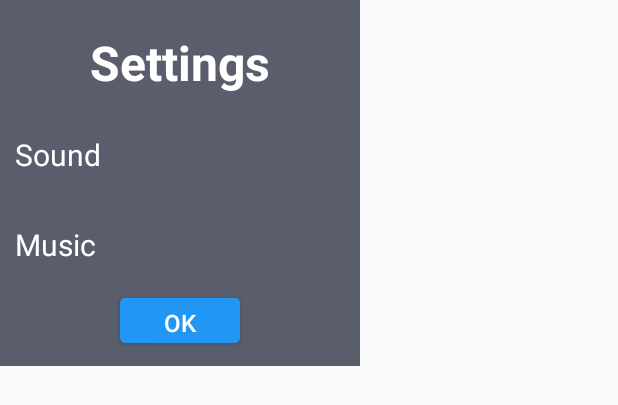
After one commit to cpxiao/Hexagon, an Android app: the layout dialog_settings.xml on its own in the app's theme, with its tools: preview values and no code run, on a phone screen of 412 x 824 dp. The commit adds this screen. Shown: the top 405 px of the screen. Run offline under Robolectric (Android 15) with nearby library versions, the phone set to English and light mode, and no system bars; network calls fail.

Commit message:
gp上架2.5.1（251）

```diff
--- a/app/src/main/res/layout/activity_settings.xml
+++ b/app/src/main/res/layout/activity_settings.xml
@@ -3,7 +3,7 @@
     xmlns:android="http://schemas.android.com/apk/res/android"
     android:layout_width="match_parent"
     android:layout_height="match_parent"
-    android:background="#3e4038"
+    android:background="@color/color_settings_bg"
     android:gravity="center_horizontal"
     android:orientation="vertical">
 
--- /dev/null
+++ b/app/src/main/res/layout/dialog_settings.xml
@@ -0,0 +1,109 @@
+<?xml version="1.0" encoding="utf-8"?>
+<LinearLayout
+    xmlns:android="http://schemas.android.com/apk/res/android"
+    android:layout_width="@dimen/dialog_width"
+    android:layout_height="wrap_content"
+    android:background="@color/color_settings_bg"
+    android:gravity="center"
+    android:orientation="vertical"
+    android:padding="10dp">
+
+    <TextView
+        android:layout_width="match_parent"
+        android:layout_height="wrap_content"
+        android:gravity="center"
+        android:padding="10dp"
+        android:text="@string/btn_settings"
+        android:textColor="@android:color/white"
+        android:textSize="32sp"
+        android:textStyle="bold"/>
+
+    <LinearLayout
+        android:layout_width="match_parent"
+        android:layout_height="wrap_content"
+        android:gravity="center"
+        android:orientation="vertical">
+
+        <LinearLayout
+            android:id="@+id/layout_color_transparency"
+            android:layout_width="match_parent"
+            android:layout_height="@dimen/settings_item_height"
+            android:visibility="gone">
+
+            <TextView
+                style="@style/SettingsLabel"
+                android:layout_width="0dp"
+                android:layout_height="match_parent"
+                android:layout_weight="1"
+                android:text="@string/settings_color_alpha"/>
+
+            <TextView
+                style="@style/SettingsValue"
+                android:layout_width="0dp"
+                android:layout_height="match_parent"
+                android:layout_weight="1"/>
+
+        </LinearLayout>
+
+        <LinearLayout
+            android:id="@+id/layout_sound"
+            android:layout_width="match_parent"
+            android:layout_height="@dimen/settings_item_height">
+
+            <TextView
+                style="@style/SettingsLabel"
+                android:layout_width="0dp"
+                android:layout_height="match_parent"
+                android:layout_weight="1"
+                android:text="@string/settings_sound"/>
+
+            <TextView
+                android:id="@+id/tv_sound"
+                style="@style/SettingsValue"
+                android:layout_width="0dp"
+                android:layout_height="match_parent"
+                android:layout_weight="1"/>
+
+        </LinearLayout>
+
+        <LinearLayout
+            android:id="@+id/layout_music"
+            android:layout_width="match_parent"
+            android:layout_height="@dimen/settings_item_height">
+
+            <TextView
+                style="@style/SettingsLabel"
+                android:layout_width="0dp"
+                android:layout_height="match_parent"
+                android:layout_weight="1"
+                android:text="@string/settings_bgm"/>
+
+            <TextView
+                android:id="@+id/tv_music"
+                style="@style/SettingsValue"
+                android:layout_width="0dp"
+                android:layout_height="match_parent"
+                android:layout_weight="1"/>
+
+        </LinearLayout>
+
+
+    </LinearLayout>
+
+    <Button
+        android:id="@+id/dialog_btn_ok"
+        android:layout_width="@dimen/dialog_btn_width"
+        android:layout_height="@dimen/dialog_btn_height"
+        android:layout_gravity="center"
+        android:layout_margin="5dp"
+        android:background="@drawable/dialog_btn_bg"
+        android:ellipsize="end"
+        android:gravity="center"
+        android:maxLines="1"
+        android:padding="5dp"
+        android:text="@string/ok"
+        android:textColor="@android:color/white"
+        android:textSize="@dimen/dialog_btn_size_16sp"/>
+
+
+</LinearLayout>
--- a/app/src/main/res/layout/layout_title_bar.xml
+++ b/app/src/main/res/layout/layout_title_bar.xml
@@ -38,6 +38,7 @@
         android:id="@+id/btn_settings"
         android:layout_width="50dp"
         android:layout_height="50dp"
+        android:src="@drawable/settings"
         android:layout_alignParentEnd="true"
         android:layout_alignParentRight="true"
         android:padding="10dp"/>
--- a/app/src/main/res/values/colors.xml
+++ b/app/src/main/res/values/colors.xml
@@ -3,30 +3,10 @@
     xmlns:tools="http://schemas.android.com/tools"
     tools:ignore="MissingTranslation">
 
-    <!--<color name="colorPrimary">#3F51B5</color>-->
-    <!--<color name="colorPrimaryDark">#303F9F</color>-->
-    <!--<color name="colorAccent">#FF4081</color>-->
+    <color name="hexColorDefault">#eeeeee</color>
 
-    <!--<color name="white">#ffffff</color>-->
-    <!--<color name="white">#ffffff</color>-->
-    <!--<color name="black">#000000</color>-->
+    <color name="color_settings_bg">#595d6c</color>
 
-
-    <color name="hexColorDefault">#eeeeee</color>
-    <!--<color name="colorBackgroundDefault">#ffffff</color>-->
-
-    <!--<string-array name="app">-->
-    <!--<item>#B3DD9C</item>-->
-    <!--<item>#F48CBD</item>-->
-    <!--<item>#9DA1F4</item>-->
-    <!--<item>#C29DF4</item>-->
-    <!--<item>#DDBE9C</item>-->
-    <!--<item>#DD9EAC</item>-->
-    <!--<item>#E98CF4</item>-->
-    <!--<item>#7AD8EF</item>-->
-    <!--<item>#CAE373</item>-->
-    <!--<item>#F49D9D</item>-->
-    <!--</string-array>-->
     <string-array name="app">
         <item>#b3dd9c</item>
         <item>#ef79b1</item>
@@ -48,28 +28,12 @@
 
     </string-array>
 
-    <!--<color name="color_btn_new_game">#a5de67</color>-->
-    <!--<color name="color_btn_new_game_tap">#8fce4b</color>-->
-
     <color name="color_btn_best_score">#91cbec</color>
     <color name="color_btn_best_score_tap">#79bbe1</color>
-    <!--<color name="color_btn_about_me">#a5a8e7</color>-->
-    <!--<color name="color_btn_about_me_tap">#8f93df</color>-->
 
     <color name="color_text_score">#ff9f94</color>
-    <!--<color name="color_text_best">#87ccf3</color>-->
-
-    <!--<color name="color_text_about_me">#8b8884</color>-->
-    <!--<color name="color_text_version">#ffc000</color>-->
 
     <color name="bgDefaultColor">#ffffff</color>
 
-    <!--<color name="common_white">#ffffff</color>-->
-    <!--<color name="common_black">#000000</color>-->
-
-
-    <!--<color name="btn_hexagon">#f8c8bf</color>-->
-    <!--<color name="btn_hexagon_tap">#f9d9cf</color>-->
-
 
 </resources>
--- a/app/src/main/res/values/dimens.xml
+++ b/app/src/main/res/values/dimens.xml
@@ -10,6 +10,7 @@
 
     <dimen name="setting_item_height">60dp</dimen>
 
+    <dimen name="settings_item_height">60dp</dimen>
 
     <!--<dimen name="common_1dp">1dp</dimen>-->
     <!--<dimen name="common_2dp">2dp</dimen>-->
--- a/build.gradle
+++ b/build.gradle
@@ -5,8 +5,11 @@ buildscript {
         jcenter()
     }
     dependencies {
-        classpath 'com.android.tools.build:gradle:2.2.1'
+        classpath 'com.android.tools.build:gradle:2.2.3'
         classpath 'com.google.gms:google-services:3.0.0'
+
+        //classpath 'com.jakewharton.hugo:hugo-plugin:1.2.1'
+//        classpath 'com.antfortune.freeline:gradle:0.8.4'
     }
 }
 
```
Also changed, not shown: app/build.gradle (+16 -4 lines), app/src/main/java/com/cpxiao/hexagon/activity/GameActivity.java (+7 -7 lines), app/src/main/java/com/cpxiao/hexagon/views/SettingsDialog.java (added, +88 -0 lines), app/src/main/res/values/strings.xml (+6 -35 lines).
